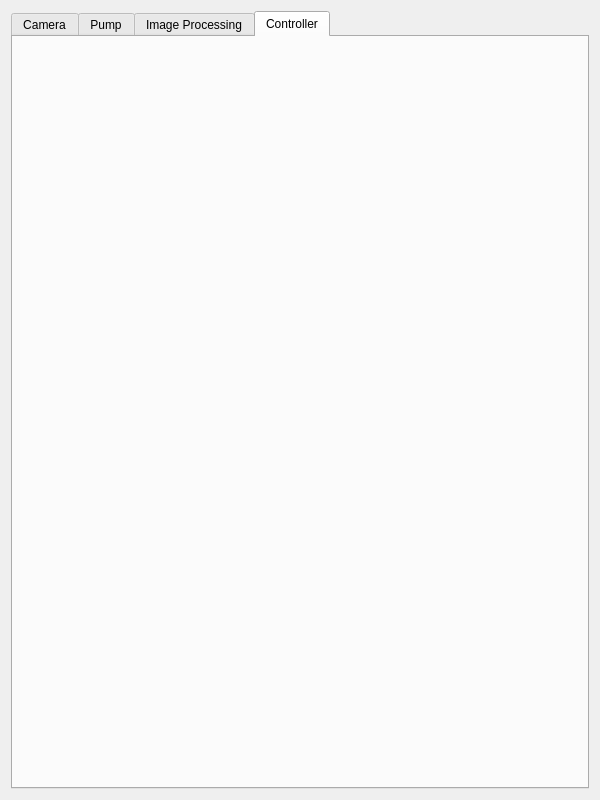
Above: EVA00/ueva/setup.ui from DaveSketchySpeedway/RoboDrop before the change. Below: the same form after it.
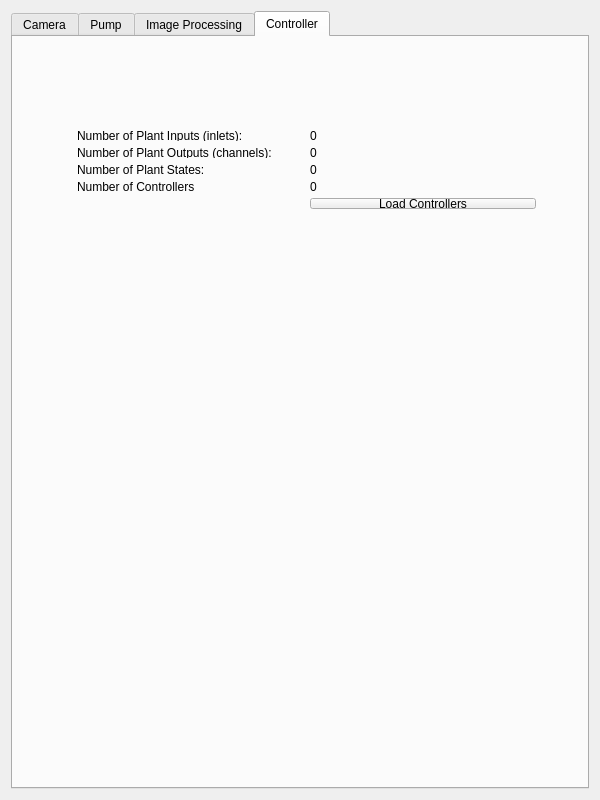
That is the form after the change. The open tabs and pages were chosen to show the change.

Commit message: added items to gui flag added items to setting flag clear qimage when turn off camera added load controller button to setup.ui

The edit to the form file:
```diff
--- a/EVA00/ueva/setup.ui
+++ b/EVA00/ueva/setup.ui
@@ -163,6 +163,81 @@
       <attribute name="title">
        <string>Controller</string>
       </attribute>
+      <widget class="QWidget" name="">
+       <property name="geometry">
+        <rect>
+         <x>53</x>
+         <y>82</y>
+         <width>481</width>
+         <height>101</height>
+        </rect>
+       </property>
+       <layout class="QGridLayout" name="gridLayout_4">
+        <item row="0" column="0">
+         <widget class="QLabel" name="label_7">
+          <property name="text">
+           <string>Number of Plant Inputs (inlets):</string>
+          </property>
+         </widget>
+        </item>
+        <item row="0" column="1">
+         <widget class="QLabel" name="numInLabel">
+          <property name="text">
+           <string>0</string>
+          </property>
+         </widget>
+        </item>
+        <item row="1" column="0">
+         <widget class="QLabel" name="label">
+          <property name="text">
+           <string>Number of Plant Outputs (channels):</string>
+          </property>
+         </widget>
+        </item>
+        <item row="1" column="1">
+         <widget class="QLabel" name="numOutLabel">
+          <property name="text">
+           <string>0</string>
+          </property>
+         </widget>
+        </item>
+        <item row="2" column="0">
+         <widget class="QLabel" name="label_3">
+          <property name="text">
+           <string>Number of Plant States:</string>
+          </property>
+         </widget>
+        </item>
+        <item row="2" column="1">
+         <widget class="QLabel" name="numStateLabel">
+          <property name="text">
+           <string>0</string>
+          </property>
+         </widget>
+        </item>
+        <item row="3" column="0">
+         <widget class="QLabel" name="label_5">
+          <property name="text">
+           <string>Number of Controllers</string>
+          </property>
+         </widget>
+        </item>
+        <item row="3" column="1">
+         <widget class="QLabel" name="numCtrlLabel">
+          <property name="text">
+           <string>0</string>
+          </property>
+         </widget>
+        </item>
+        <item row="4" column="1">
+         <widget class="QPushButton" name="loadCtrlButton">
+          <property name="text">
+           <string>Load Controllers</string>
+          </property>
+         </widget>
+        </item>
+       </layout>
+      </widget>
      </widget>
     </widget>
    </item>
```
Left out of the diff: 2 changed lines with no effect on the pictures. The commit also changes 5 other files.
